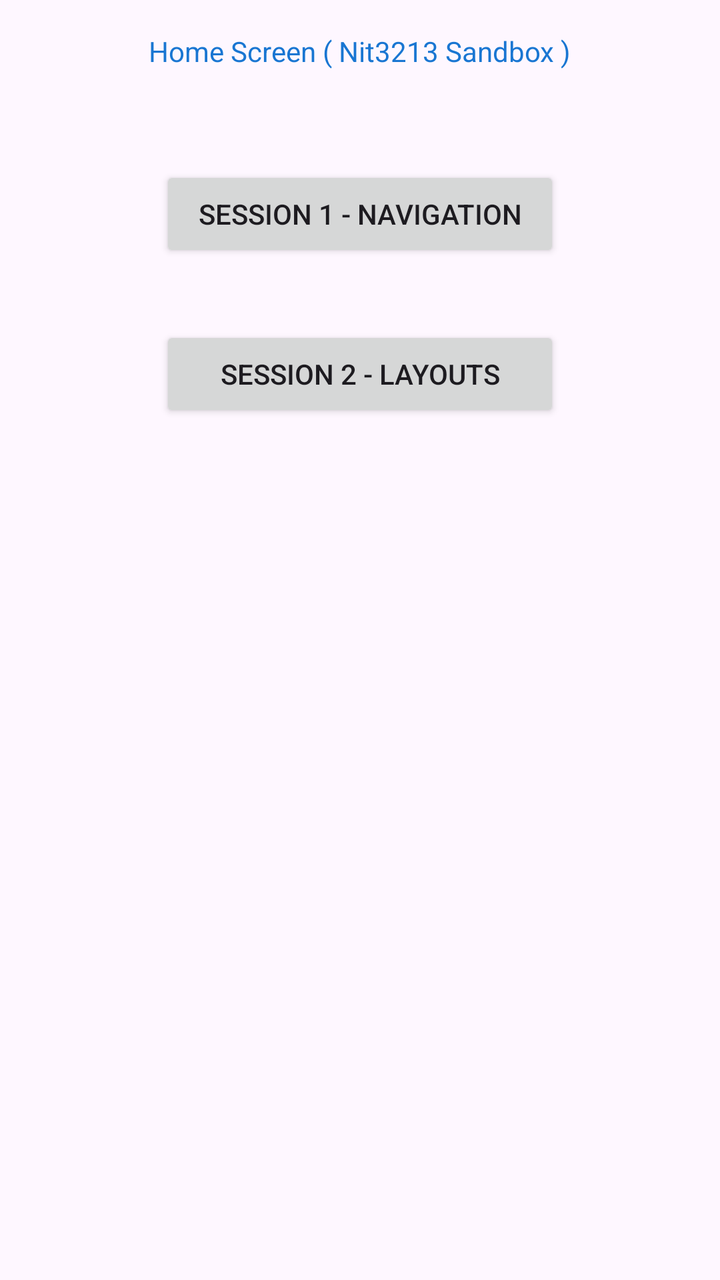
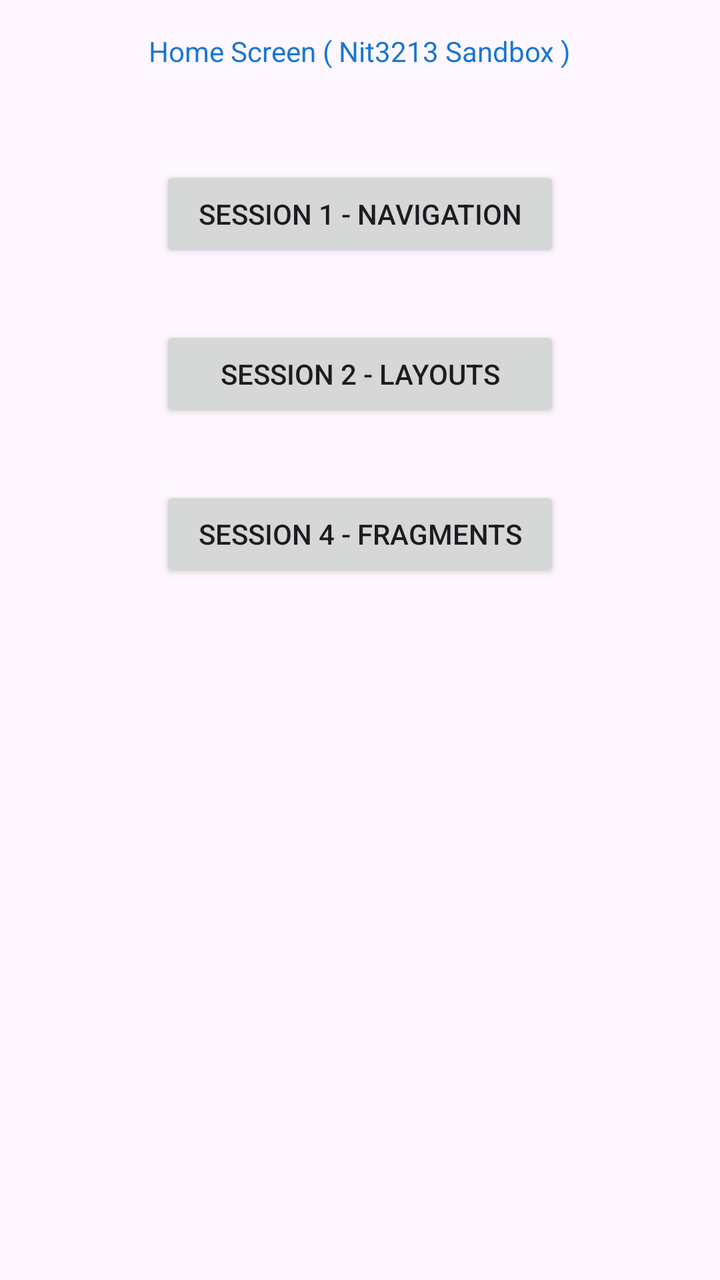

The first picture is an Android layout as it rendered before a commit; the second is the same layout after the commit. The layout source and the unified diff follow.
<!-- AndroidManifest.xml: application theme Theme.Nit3213SandBoxApp -->
<!-- res/layout/activity_home_screen.xml -->
<?xml version="1.0" encoding="utf-8"?>
<androidx.constraintlayout.widget.ConstraintLayout xmlns:android="http://schemas.android.com/apk/res/android"
    xmlns:app="http://schemas.android.com/apk/res-auto"
    xmlns:tools="http://schemas.android.com/tools"
    android:id="@+id/main"
    android:layout_width="match_parent"
    android:layout_height="match_parent"
    tools:context=".ui.HomeScreenActivity">

    <TextView
        android:id="@+id/homeScreenTitle"
        android:layout_width="wrap_content"
        android:layout_height="wrap_content"
        android:text="@string/home_screen_nit3213_sandbox"
        android:textColor="#1976D2"
        android:textFontWeight="500"
        app:layout_constraintEnd_toEndOf="parent"
        app:layout_constraintStart_toStartOf="parent"
        app:layout_constraintTop_toTopOf="parent"
        android:layout_marginTop="16dp"/>

    <LinearLayout
        android:layout_width="200dp"
        android:layout_height="wrap_content"
        app:layout_constraintEnd_toEndOf="parent"
        app:layout_constraintStart_toStartOf="parent"
        app:layout_constraintTop_toBottomOf="@id/homeScreenTitle"
        android:layout_marginTop="48dp"
        android:orientation="vertical">

        <Button
            android:id="@+id/s1NavigationButton"
            android:layout_width="match_parent"
            android:layout_height="wrap_content"
            android:text="session 1 - navigation"
            tools:layout_editor_absoluteX="111dp"
            tools:layout_editor_absoluteY="291dp" />

        <Button
            android:id="@+id/s2NavigationButton"
            android:layout_width="match_parent"
            android:layout_height="wrap_content"
            android:text="session 2 - layouts"
            tools:layout_editor_absoluteX="111dp"
            tools:layout_editor_absoluteY="291dp"
            android:layout_marginTop="32dp"/>


    </LinearLayout>


</androidx.constraintlayout.widget.ConstraintLayout>
<!-- resources referenced by this layout -->
<resources>
  <string name="home_screen_nit3213_sandbox">Home Screen ( Nit3213 Sandbox )</string>
  <style name="Theme.Nit3213SandBoxApp" parent="Base.Theme.Nit3213SandBoxApp" />
  <style name="Base.Theme.Nit3213SandBoxApp" parent="Theme.Material3.DayNight.NoActionBar">
          
          
      </style>
</resources>

<!-- the commit's change to res/layout/activity_home_screen.xml (unified diff, before → after) -->
@@ -45,6 +45,15 @@
             tools:layout_editor_absoluteY="291dp"
             android:layout_marginTop="32dp"/>
 
+        <Button
+            android:id="@+id/s3FragmentsNavigationButton"
+            android:layout_width="match_parent"
+            android:layout_height="wrap_content"
+            android:text="session 4 - Fragments"
+            tools:layout_editor_absoluteX="111dp"
+            tools:layout_editor_absoluteY="291dp"
+            android:layout_marginTop="32dp"/>
+
 
     </LinearLayout>
 
